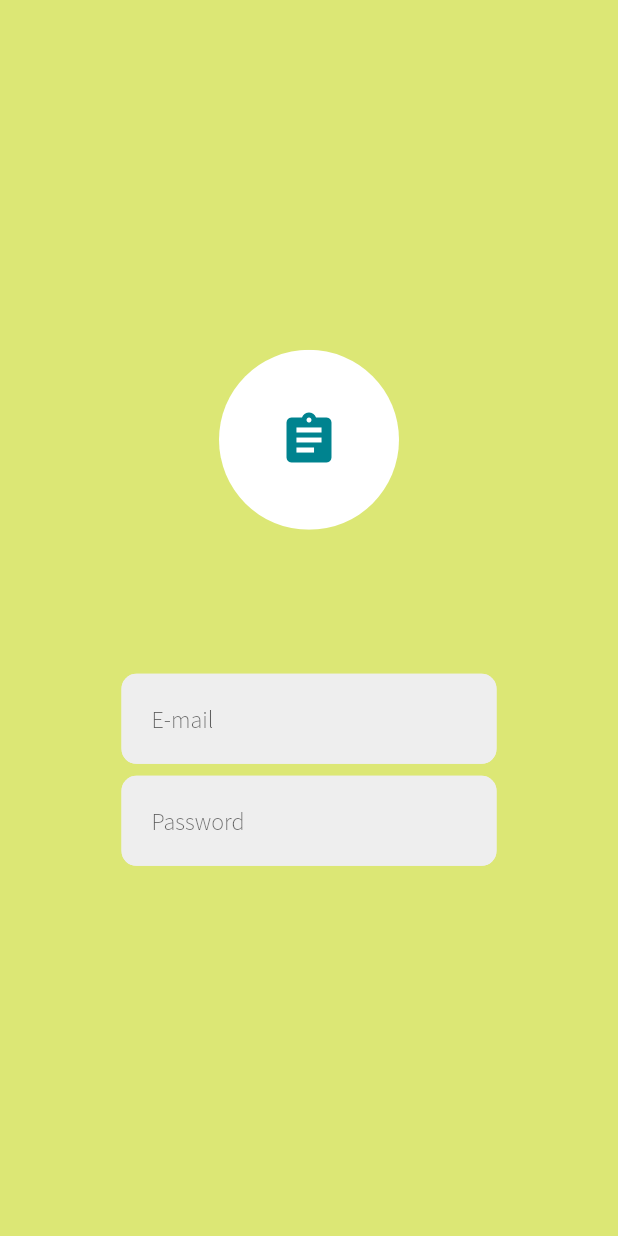
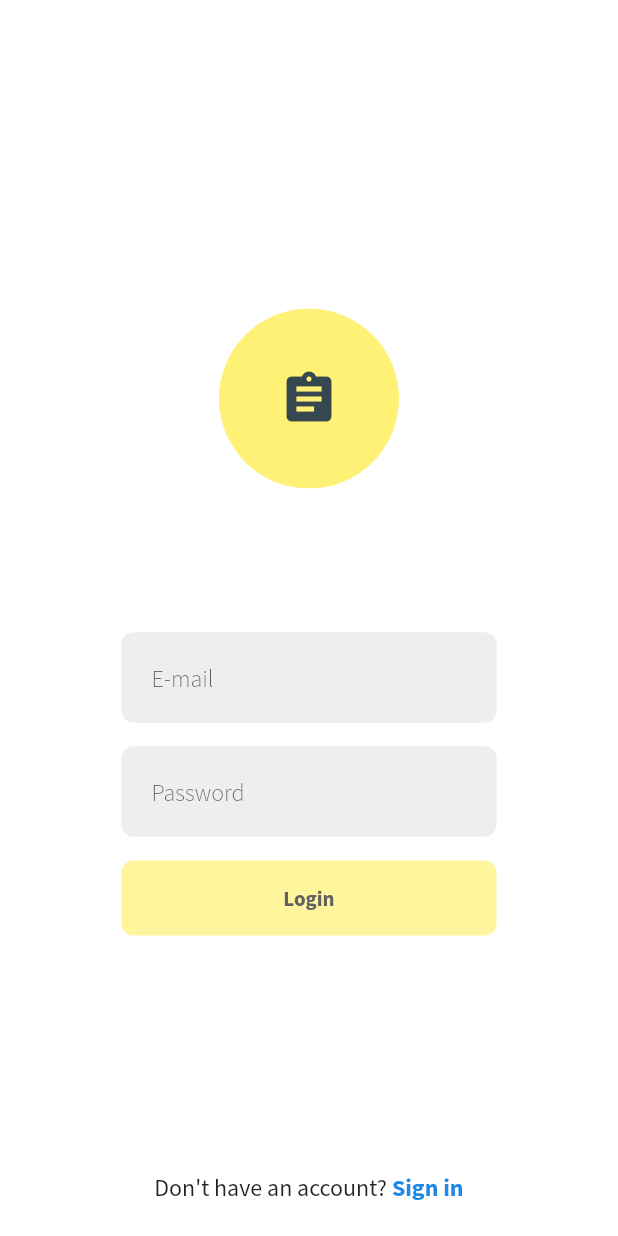
Before and after one commit to aaron-kotch/colltest, a Flutter app: the screen it shows after launch, on a phone screen of 412 x 824 dp. Run offline on Flutter 3.47's test engine with Material 2 defaults, Android fonts, the phone set to English and light mode, and no system bars; our stand-ins replace carousel_slider, firebase_auth, image_cropper, image_picker, shared_preferences; missing offline and left inert: floating_search_bar; accounts and stored records are empty.

Commit message:
- added splash screen - updated login view - firebase auth user check

```diff
--- a/lib/login_view.dart
+++ b/lib/login_view.dart
@@ -13,12 +13,14 @@ class _LoginPageState extends State<LoginPage> {
         body: Container(
           width: MediaQuery.of(context).size.width,
           height: MediaQuery.of(context).size.height,
-              color: Colors.lime[300],
-              child: Container(
-                alignment: Alignment(0,0.1),
+          color: Colors.white,
+          child: Stack(
+            children: <Widget>[
+              Container(
+                alignment: Alignment(0, 0.1),
                 child: SizedBox(
                   width: 250,
-                  height: 400,
+                  height: 450,
                   child: Column(
                     children: <Widget>[
                       Container(
@@ -27,10 +29,10 @@ class _LoginPageState extends State<LoginPage> {
                         margin: EdgeInsets.only(bottom: 96),
                         child: ClipOval(
                           child: Material(
-                            color: Colors.white,
+                            color: Colors.yellow[300],
                             child: Icon(
                               Icons.assignment,
-                              color: Colors.cyan[800],
+                              color: Colors.blueGrey[800],
                               size: 40,
                             ),
                           ),
@@ -47,24 +49,21 @@ class _LoginPageState extends State<LoginPage> {
                           decoration: InputDecoration(
                             filled: true,
                             fillColor: Colors.grey[200],
-                            contentPadding: EdgeInsets.only(left: 20, top: 20, bottom: 20),
-                            border: OutlineInputBorder(
-                                borderSide: BorderSide(
-                                )
-                            ),
+                            contentPadding:
+                            EdgeInsets.only(left: 20, top: 20, bottom: 20),
+                            border: OutlineInputBorder(borderSide: BorderSide()),
                             enabledBorder: OutlineInputBorder(
                               borderSide: BorderSide(
                                 color: Colors.grey[200],
                               ),
-                              borderRadius: BorderRadius.circular(10),
+                              borderRadius: BorderRadius.circular(8),
                             ),
                             focusedBorder: OutlineInputBorder(
                                 borderSide: BorderSide(
                                   color: Colors.grey[200],
                                 ),
-                              borderRadius: BorderRadius.circular(10)
-                            ),
-                            hintText:'E-mail',
+                                borderRadius: BorderRadius.circular(8)),
+                            hintText: 'E-mail',
                             hintStyle: TextStyle(
                               fontFamily: "SourceSansPro",
                               fontWeight: FontWeight.w300,
@@ -73,7 +72,7 @@ class _LoginPageState extends State<LoginPage> {
                         ),
                       ),
                       Container(
-                        margin: EdgeInsets.only(top: 8),
+                          margin: EdgeInsets.only(top: 16, bottom: 16),
                           child: TextFormField(
                             cursorColor: Colors.yellow[400],
                             style: TextStyle(
@@ -83,36 +82,97 @@ class _LoginPageState extends State<LoginPage> {
                             decoration: InputDecoration(
                               filled: true,
                               fillColor: Colors.grey[200],
-                            contentPadding: EdgeInsets.only(left: 20, top: 20, bottom: 20),
-                            border: OutlineInputBorder(
-                                borderSide: BorderSide(
-                                )
-                            ),
+                              contentPadding:
+                              EdgeInsets.only(left: 20, top: 20, bottom: 20),
+                              border: OutlineInputBorder(borderSide: BorderSide()),
                               enabledBorder: OutlineInputBorder(
                                 borderSide: BorderSide(
                                   color: Colors.grey[200],
                                 ),
-                                borderRadius: BorderRadius.circular(10),
+                                borderRadius: BorderRadius.circular(8),
                               ),
                               focusedBorder: OutlineInputBorder(
                                 borderSide: BorderSide(
                                   color: Colors.grey[200],
                                 ),
-                                borderRadius: BorderRadius.circular(10),
+                                borderRadius: BorderRadius.circular(8),
                               ),
-                            hintText:'Password',
+                              hintText: 'Password',
                               hintStyle: TextStyle(
                                 fontFamily: "SourceSansPro",
                                 fontWeight: FontWeight.w300,
                               ),
                               focusColor: Colors.yellow[400],
                             ),
-                        )
+                          )),
+                      ButtonTheme(
+                        height: 50,
+                        minWidth: 250,
+                        child: FlatButton(
+                          disabledColor: Colors.yellow[200],
+                          shape: RoundedRectangleBorder(
+                            borderRadius: BorderRadius.circular(8),
+                          ),
+                          child: Text(
+                            "Login",
+                            style: TextStyle(
+                              fontFamily: "SourceSansPro",
+                              fontWeight: FontWeight.w700,
+                              color: Colors.grey[700],
+                            ),
+                          ),
+                        ),
                       )
                     ],
                   ),
                 ),
               ),
+              Positioned(
+                bottom: 0,
+                left: 0,
+                right: 0,
+                child: Container(
+                  height: 50,
+                  padding: EdgeInsets.only(bottom: 16),
+                  child: Row(
+                    mainAxisAlignment: MainAxisAlignment.center,
+                    children: <Widget>[
+                      Container(
+                        child: Text(
+                          "Don't have an account? ",
+                          style: TextStyle(
+                            fontFamily: "SourceSansPro",
+                            fontWeight: FontWeight.w400,
+                            fontSize: 16,
+                          ),
+                        ),
+                      ),
+                      ButtonTheme(
+                          padding: EdgeInsets.zero,
+                          materialTapTargetSize: MaterialTapTargetSize.shrinkWrap, //limits the touch area to the button area
+                          minWidth: 0, //wraps child's width
+                          height: 0,
+                          child: FlatButton(
+                            child: Text(
+                              "Sign in",
+                              style: TextStyle(
+                                color: Colors.blue[600],
+                                fontFamily: "SourceSansPro",
+                                fontWeight: FontWeight.w700,
+                                fontSize: 16,
+                              ),
+                            ),
+                            onPressed: () {
+                              Navigator.pushNamed(context, "/signup");
+                            },
+                          )
+                      ),
+                    ],
+                  ),
+                ),
+              )
+            ],
+          )
         ),
       ),
     );
--- a/pubspec.yaml
+++ b/pubspec.yaml
@@ -28,6 +28,8 @@ dependencies:
   # Use with the CupertinoIcons class for iOS style icons.
   firebase_core: ^0.4.0+9
   firebase_auth: ^0.14.0+5
+
+  stacked: ^1.7.5
 
   cupertino_icons: ^0.1.3
 
```
Also changed, not shown: lib/main.dart (+77 -3 lines), lib/services/auth.dart (added, +9 -0 lines), lib/signup_view.dart (added, +129 -0 lines), pubspec.lock. Lines whose indentation alone changed are shown as unchanged.
